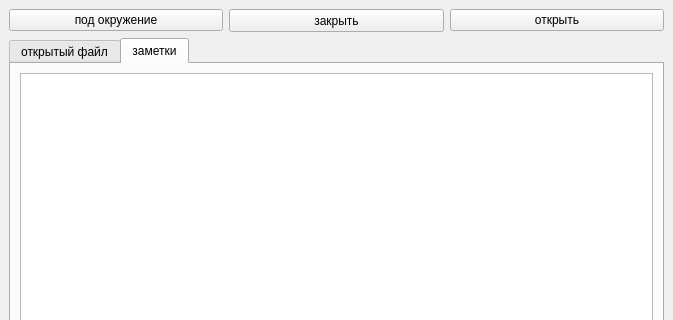
Old version of the form tasks.ui in the repository Coconutrue/wallpapersWithPython; both pictures show x 0 to 673 and y 0 to 320 of the 673 by 531 pixel window.
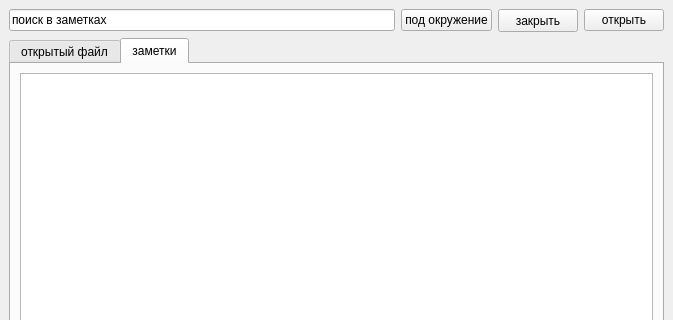
New version of the form.

```diff
--- a/tasks.ui
+++ b/tasks.ui
@@ -17,6 +17,13 @@
    <layout class="QVBoxLayout" name="verticalLayout">
     <item>
      <layout class="QHBoxLayout" name="horizontalLayout_2">
+      <item>
+       <widget class="QLineEdit" name="lineEdit">
+        <property name="text">
+         <string>поиск в заметках</string>
+        </property>
+       </widget>
+      </item>
       <item>
        <widget class="QPushButton" name="change_theme">
         <property name="text">
```
